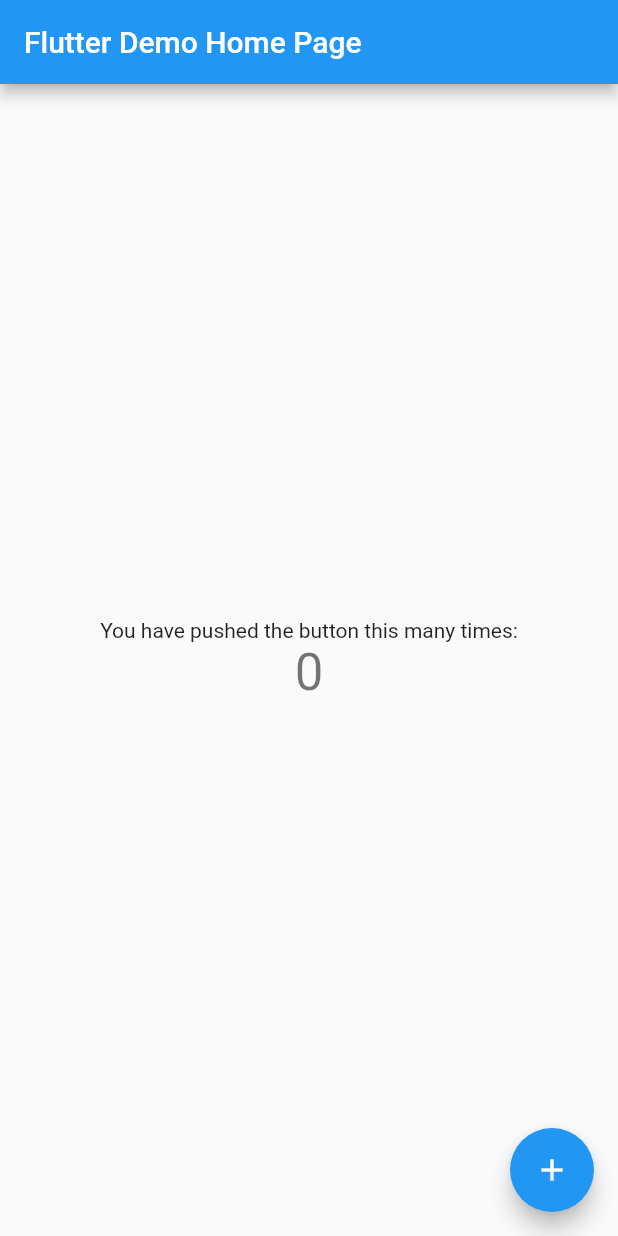
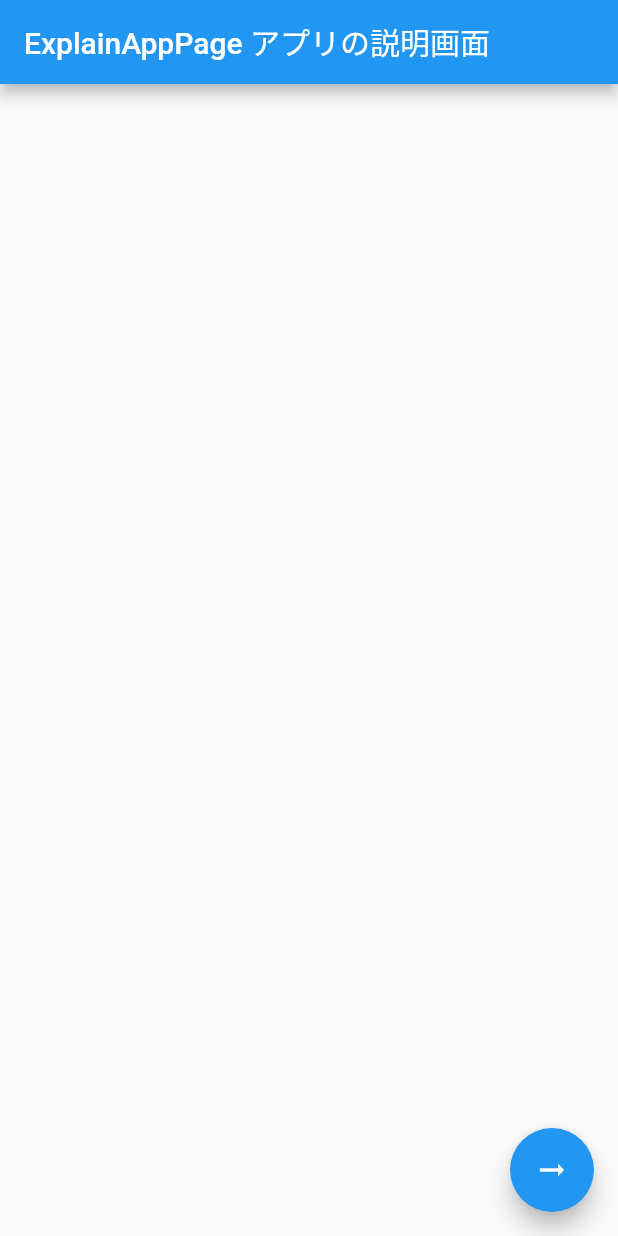
Before and after one commit to kataoka-kk/unknown, a Flutter app: the screen it shows after launch, on a phone screen of 412 x 824 dp. Run offline on Flutter 3.47's test engine with Material 2 defaults, Android fonts, the phone set to English and light mode, and no system bars.

Commit message:
画面フロー作成中
探し方選択→MAPまで

```diff
--- a/lib/main.dart
+++ b/lib/main.dart
@@ -1,4 +1,12 @@
 import 'package:flutter/material.dart';
+import 'package:provider/provider.dart';
+import 'package:unknown/viewmodels/explain_app_viewmodel.dart';
+import 'package:unknown/viewmodels/map_viewmodel.dart';
+import 'package:unknown/viewmodels/select_coupon_viewmodel.dart';
+import 'package:unknown/viewmodels/select_search_viewmodel.dart';
+import 'package:unknown/viewmodels/shop_detail_viewmodel.dart';
+
+import 'views/screen_const.dart';
 
 void main() {
   runApp(const MyApp());
@@ -7,109 +15,28 @@ void main() {
 class MyApp extends StatelessWidget {
   const MyApp({Key? key}) : super(key: key);
 
-  // This widget is the root of your application.
   @override
   Widget build(BuildContext context) {
-    return MaterialApp(
-      title: 'Flutter Demo',
-      theme: ThemeData(
-        // This is the theme of your application.
-        //
-        // Try running your application with "flutter run". You'll see the
-        // application has a blue toolbar. Then, without quitting the app, try
-        // changing the primarySwatch below to Colors.green and then invoke
-        // "hot reload" (press "r" in the console where you ran "flutter run",
-        // or simply save your changes to "hot reload" in a Flutter IDE).
-        // Notice that the counter didn't reset back to zero; the application
-        // is not restarted.
-        primarySwatch: Colors.blue,
-      ),
-      home: const MyHomePage(title: 'Flutter Demo Home Page'),
+    return MultiProvider(
+      providers: [
+        ChangeNotifierProvider(create: (_) => ExplainAppViewModel()),
+        ChangeNotifierProvider(create: (_) => SelectSearchViewModel()),
+        ChangeNotifierProvider(create: (_) => SelectCouponViewModel()),
+        ChangeNotifierProvider(create: (_) => MapViewModel()),
+        ChangeNotifierProvider(create: (_) => ShopDetailViewModel()),
+      ],
+      child: _MyApp(),
     );
   }
 }
 
-class MyHomePage extends StatefulWidget {
-  const MyHomePage({Key? key, required this.title}) : super(key: key);
-
-  // This widget is the home page of your application. It is stateful, meaning
-  // that it has a State object (defined below) that contains fields that affect
-  // how it looks.
-
-  // This class is the configuration for the state. It holds the values (in this
-  // case the title) provided by the parent (in this case the App widget) and
-  // used by the build method of the State. Fields in a Widget subclass are
-  // always marked "final".
-
-  final String title;
-
-  @override
-  State<MyHomePage> createState() => _MyHomePageState();
-}
-
-class _MyHomePageState extends State<MyHomePage> {
-  int _counter = 0;
-
-  void _incrementCounter() {
-    setState(() {
-      // This call to setState tells the Flutter framework that something has
-      // changed in this State, which causes it to rerun the build method below
-      // so that the display can reflect the updated values. If we changed
-      // _counter without calling setState(), then the build method would not be
-      // called again, and so nothing would appear to happen.
-      _counter++;
-    });
-  }
-
+class _MyApp extends StatelessWidget {
   @override
   Widget build(BuildContext context) {
-    // This method is rerun every time setState is called, for instance as done
-    // by the _incrementCounter method above.
-    //
-    // The Flutter framework has been optimized to make rerunning build methods
-    // fast, so that you can just rebuild anything that needs updating rather
-    // than having to individually change instances of widgets.
-    return Scaffold(
-      appBar: AppBar(
-        // Here we take the value from the MyHomePage object that was created by
-        // the App.build method, and use it to set our appbar title.
-        title: Text(widget.title),
-      ),
-      body: Center(
-        // Center is a layout widget. It takes a single child and positions it
-        // in the middle of the parent.
-        child: Column(
-          // Column is also a layout widget. It takes a list of children and
-          // arranges them vertically. By default, it sizes itself to fit its
-          // children horizontally, and tries to be as tall as its parent.
-          //
-          // Invoke "debug painting" (press "p" in the console, choose the
-          // "Toggle Debug Paint" action from the Flutter Inspector in Android
-          // Studio, or the "Toggle Debug Paint" command in Visual Studio Code)
-          // to see the wireframe for each widget.
-          //
-          // Column has various properties to control how it sizes itself and
-          // how it positions its children. Here we use mainAxisAlignment to
-          // center the children vertically; the main axis here is the vertical
-          // axis because Columns are vertical (the cross axis would be
-          // horizontal).
-          mainAxisAlignment: MainAxisAlignment.center,
-          children: <Widget>[
-            const Text(
-              'You have pushed the button this many times:',
-            ),
-            Text(
-              '$_counter',
-              style: Theme.of(context).textTheme.headline4,
-            ),
-          ],
-        ),
-      ),
-      floatingActionButton: FloatingActionButton(
-        onPressed: _incrementCounter,
-        tooltip: 'Increment',
-        child: const Icon(Icons.add),
-      ), // This trailing comma makes auto-formatting nicer for build methods.
+    return MaterialApp(
+      title: "unknown",
+      theme: ThemeData(primarySwatch: Colors.blue),
+      routes: ScreenConst.screens,
     );
   }
 }
--- /dev/null
+++ b/lib/viewmodels/explain_app_viewmodel.dart
@@ -0,0 +1,3 @@
+import 'package:flutter/material.dart';
+
+class ExplainAppViewModel extends ChangeNotifier {}
--- /dev/null
+++ b/lib/viewmodels/map_viewmodel.dart
@@ -0,0 +1,3 @@
+import 'package:flutter/material.dart';
+
+class MapViewModel extends ChangeNotifier {}
--- /dev/null
+++ b/lib/viewmodels/select_coupon_viewmodel.dart
@@ -0,0 +1,3 @@
+import 'package:flutter/material.dart';
+
+class SelectCouponViewModel extends ChangeNotifier {}
--- /dev/null
+++ b/lib/viewmodels/select_search_viewmodel.dart
@@ -0,0 +1,3 @@
+import 'package:flutter/material.dart';
+
+class SelectSearchViewModel extends ChangeNotifier {}
--- /dev/null
+++ b/lib/viewmodels/shop_detail_viewmodel.dart
@@ -0,0 +1,3 @@
+import 'package:flutter/material.dart';
+
+class ShopDetailViewModel extends ChangeNotifier {}
--- /dev/null
+++ b/lib/views/pages/explain_app_page.dart
@@ -0,0 +1,25 @@
+import 'package:flutter/material.dart';
+
+class ExplainAppPage extends StatelessWidget {
+  const ExplainAppPage({Key? key}) : super(key: key);
+
+  @override
+  Widget build(BuildContext context) {
+    return SafeArea(
+      child: Scaffold(
+        floatingActionButton: FloatingActionButton(
+          child: const Icon(Icons.arrow_right_alt_sharp),
+          onPressed: () {
+            Navigator.pushNamed(context, "/SelectSearch");
+          },
+        ),
+        appBar: AppBar(
+          title: const Text("ExplainAppPage アプリの説明画面"),
+        ),
+        body: Column(
+          children: const <Widget>[],
+        ),
+      ),
+    );
+  }
+}
--- /dev/null
+++ b/lib/views/screen_const.dart
@@ -0,0 +1,16 @@
+import 'package:flutter/material.dart';
+import 'package:unknown/views/pages/explain_app_page.dart';
+import 'package:unknown/views/pages/map_page.dart';
+import 'package:unknown/views/pages/select_coupon_page.dart';
+import 'package:unknown/views/pages/select_search_page.dart';
+import 'package:unknown/views/pages/shop_detail_page.dart';
+
+class ScreenConst {
+  static Map<String, WidgetBuilder> screens = {
+    '/': (context) => const ExplainAppPage(),
+    '/SelectSearch': (context) => const SelectSearchPage(),
+    '/SelectCoupon': (context) => const SelectCouponPage(),
+    '/Map': (context) => const MapPage(),
+    '/ShopDetail': (context) => const ShopDetailPage(),
+  };
+}
--- a/pubspec.yaml
+++ b/pubspec.yaml
@@ -29,7 +29,7 @@ environment:
 dependencies:
   flutter:
     sdk: flutter
-
+  provider:
 
   # The following adds the Cupertino Icons font to your application.
   # Use with the CupertinoIcons class for iOS style icons.
```
Also changed, not shown: lib/views/pages/map_page.dart (added, +37 -0 lines), lib/views/pages/select_coupon_page.dart (added, +10 -0 lines), lib/views/pages/select_search_page.dart (added, +53 -0 lines), lib/views/pages/shop_detail_page.dart (added, +10 -0 lines), pubspec.lock.
